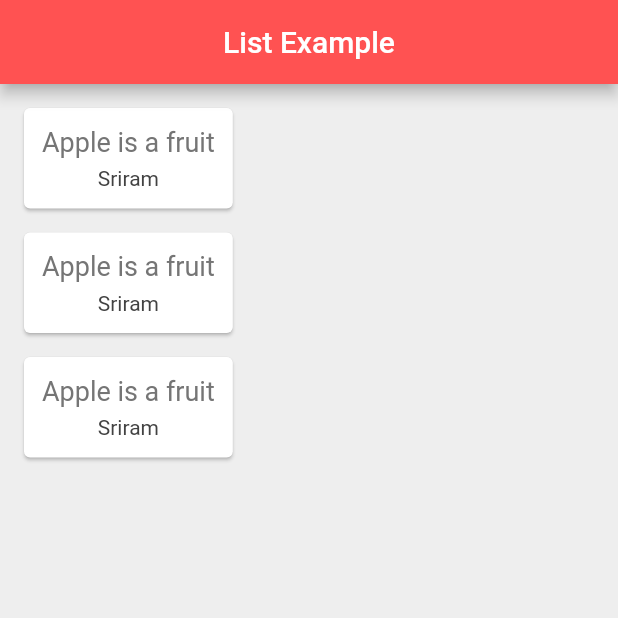
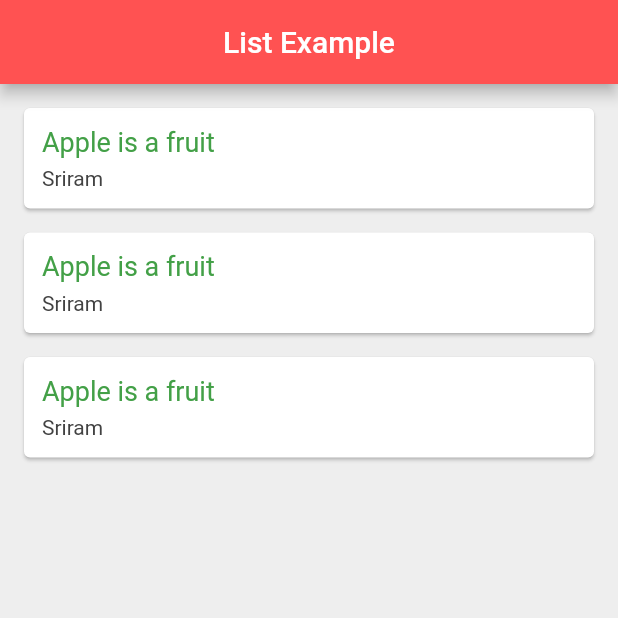
Before and after one commit to sriramkumarb/learn-flutter, a Flutter app: the screen it shows after launch, on a phone screen of 412 x 824 dp, the top half of it. Run offline on Flutter 3.47's test engine with Material 2 defaults, Android fonts, the phone set to English and light mode, and no system bars.

```diff
--- a/lib/main.dart
+++ b/lib/main.dart
@@ -1,5 +1,6 @@
 import 'package:flutter/material.dart';
 import 'quote.dart';
+import 'quote_card.dart';
 void main() {
   runApp(
     MaterialApp(
@@ -23,33 +24,9 @@ class _ListExampleState extends State<ListExample> {
     Quote(text: 'Apple is a fruit', author: 'Sriram')
   ];
 
-  Widget quoteCard(quote){
-    return Card(
-      margin: EdgeInsets.fromLTRB(16.0,16.0,16.0,0),
-      child: Padding(
-        padding: const EdgeInsets.all(12.0),
-        child: Column(
-        children: [
-          Text(
-            quote.text,
-            style: TextStyle(
-              fontSize: 18.0,
-              color: Colors.grey[600],
-            ),
-          ),
-          SizedBox(height: 6.0),
-          Text(
-            quote.author,
-            style: TextStyle(
-              fontSize: 14.0,
-              color: Colors.grey[800],
-            ),
-          )
-        ],
-      ),
-      )
-    );
-  }
+  // Widget quoteCard(quote){
+  //   return QuoteCardTemplate(quote: quote);
+  // }
 
   @override
   Widget build(BuildContext context) {
@@ -61,7 +38,7 @@ class _ListExampleState extends State<ListExample> {
         backgroundColor: Colors.redAccent,
       ),
       body: Column(
-        children: quotes.map((quote) => quoteCard(quote)).toList(),
+        children: quotes.map((quote) => QuoteCardTemplate(quote: quote)).toList(),
       ),
     );
   }
--- /dev/null
+++ b/lib/quote_card.dart
@@ -0,0 +1,37 @@
+import 'package:flutter/material.dart';
+import 'quote.dart';
+class QuoteCardTemplate extends StatelessWidget {
+
+  final Quote quote;
+  QuoteCardTemplate({ required this.quote });
+
+  @override
+  Widget build(BuildContext context) {
+    return Card(
+        margin: EdgeInsets.fromLTRB(16.0,16.0,16.0,0),
+        child: Padding(
+          padding: const EdgeInsets.all(12.0),
+          child: Column(
+            crossAxisAlignment: CrossAxisAlignment.stretch,
+            children: [
+              Text(
+                quote.text,
+                style: TextStyle(
+                  fontSize: 18.0,
+                  color: Colors.green[600],
+                ),
+              ),
+              SizedBox(height: 6.0),
+              Text(
+                quote.author,
+                style: TextStyle(
+                  fontSize: 14.0,
+                  color: Colors.grey[800],
+                ),
+              )
+            ],
+          ),
+        )
+    );
+  }
+}
```
